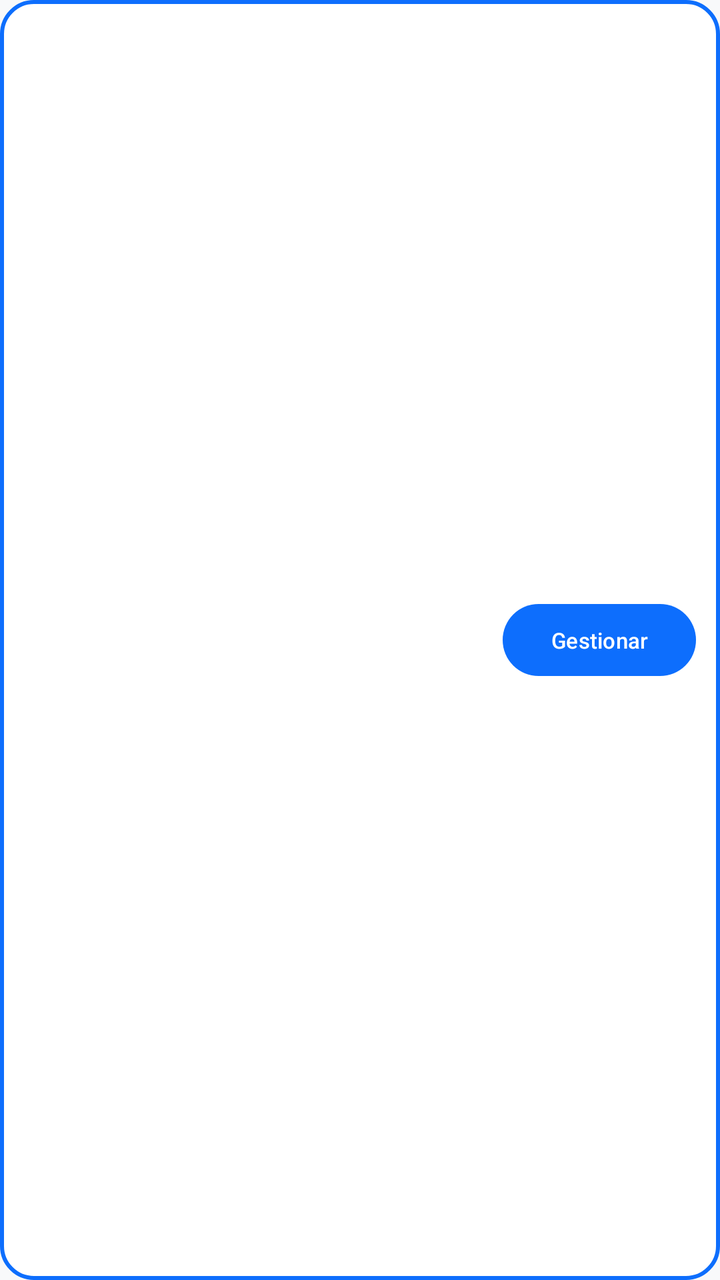
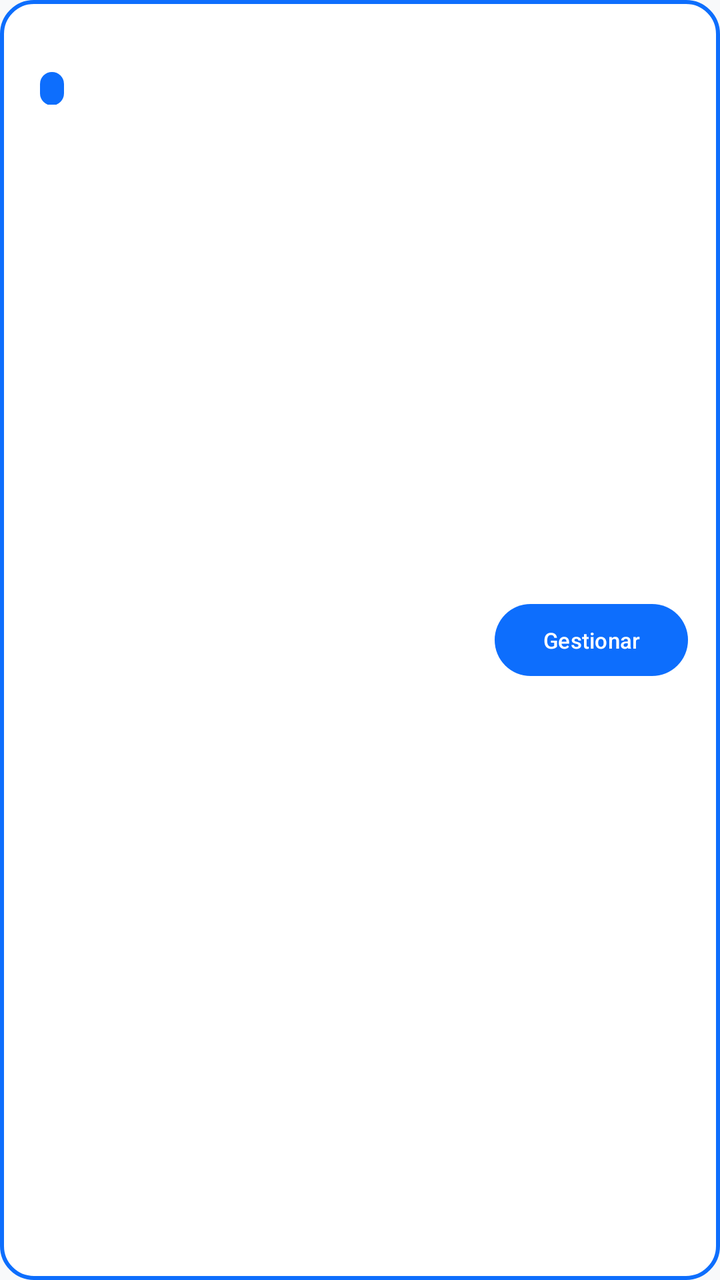

Two renders of the same Android screen: before a commit and after it. Below are the layout's source before the change and the commit's diff.
<!-- AndroidManifest.xml: application theme Theme.MyApplication -->
<!-- res/layout/item_subject.xml -->
<?xml version="1.0" encoding="utf-8"?>
<RelativeLayout xmlns:android="http://schemas.android.com/apk/res/android"
    xmlns:app="http://schemas.android.com/apk/res-auto"
    android:layout_width="match_parent"
    android:layout_height="wrap_content"
    android:padding="12dp"
    android:layout_marginBottom="10dp"
    android:layout_marginHorizontal="2dp"
    android:background="@drawable/bg_list_item">

    <LinearLayout
        android:layout_width="wrap_content"
        android:layout_height="wrap_content"
        android:layout_alignParentStart="true"
        android:layout_toStartOf="@id/btnManage"
        android:orientation="vertical">

        <TextView
            android:id="@+id/tvSubjectName"
            android:layout_width="wrap_content"
            android:layout_height="wrap_content"
            android:textColor="?android:attr/textColorPrimary"
            android:textSize="16sp"
            android:textStyle="bold" />

        <LinearLayout
            android:layout_width="wrap_content"
            android:layout_height="wrap_content"
            android:orientation="horizontal">

            <TextView
                android:id="@+id/tvFaculty"
                android:layout_width="wrap_content"
                android:layout_height="wrap_content"
                android:textColor="?attr/colorPrimary"
                android:textSize="12sp"
                android:textStyle="italic" />

            <TextView
                android:id="@+id/tvSection"
                android:layout_width="wrap_content"
                android:layout_height="wrap_content"
                android:layout_marginStart="8dp"
                android:textColor="?android:attr/textColorSecondary"
                android:textSize="12sp"
                android:textStyle="bold" />
        </LinearLayout>

        <TextView
            android:id="@+id/tvFacility"
            android:layout_width="wrap_content"
            android:layout_height="wrap_content"
            android:textColor="?attr/colorPrimary"
            android:textSize="12sp"
            android:textStyle="bold"
            android:layout_marginTop="2dp"
            android:visibility="gone" />

        <TextView
            android:id="@+id/tvDescription"
            android:layout_width="wrap_content"
            android:layout_height="wrap_content"
            android:textColor="?android:attr/textColorSecondary"
            android:textSize="14sp"
            android:layout_marginTop="2dp" />
    </LinearLayout>

    <com.google.android.material.button.MaterialButton
        android:id="@+id/btnManage"
        style="@style/Widget.Material3.Button.TonalButton"
        android:layout_width="wrap_content"
        android:layout_height="36dp"
        android:layout_alignParentEnd="true"
        android:layout_centerVertical="true"
        android:text="Gestionar"
        android:textSize="11sp"
        android:textAllCaps="false"
        app:cornerRadius="18dp"
        android:insetTop="0dp"
        android:insetBottom="0dp"
        app:backgroundTint="?attr/colorPrimary"
        android:textColor="@color/white"/>

</RelativeLayout>
<!-- resources referenced by this layout -->
<resources>
  <color name="white">#FFFFFFFF</color>
  <!-- drawable bg_list_item (drawable) -->
  <?xml version="1.0" encoding="utf-8"?>
  <shape xmlns:android="http://schemas.android.com/apk/res/android">
      <solid android:color="?attr/colorSurface" />
      <stroke
          android:width="2dp"
          android:color="?attr/colorPrimary" />
      <corners android:radius="16dp" />
  </shape>
  <style name="Theme.MyApplication" parent="Base.Theme.MyApplication" />
  <style name="Base.Theme.MyApplication" parent="Theme.Material3.DayNight.NoActionBar">
          <item name="colorPrimary">@color/accent_blue</item>
          <item name="colorOnPrimary">@color/white</item>
          <item name="colorSecondary">@color/bs_secondary</item>
          <item name="android:statusBarColor">@color/bs_dark</item>
          <item name="android:windowBackground">@color/bs_light</item>
          <item name="colorSurface">@color/surface_light</item>
          <item name="materialCardViewStyle">@style/Widget.Bootstrap.Card</item>
          <item name="cardViewStyle">@style/Widget.Bootstrap.Card</item>
          <item name="alertDialogTheme">@style/Theme.MyApplication.Dialog</item>
      </style>
  <color name="accent_blue">#0d6efd</color>
  <color name="bs_secondary">#6c757d</color>
  <color name="bs_dark">#212529</color>
  <color name="bs_light">#f8f9fa</color>
  <color name="surface_light">#FFFFFF</color>
  <style name="Widget.Bootstrap.Card" parent="Widget.Material3.CardView.Outlined">
          <item name="cardBackgroundColor">?attr/colorSurface</item>
          <item name="cardCornerRadius">16dp</item>
          <item name="cardElevation">3dp</item>
          <item name="strokeColor">?attr/colorPrimary</item>
          <item name="strokeWidth">2dp</item>
          <item name="android:layout_margin">8dp</item>
      </style>
  <style name="Theme.MyApplication.Dialog" parent="ThemeOverlay.Material3.MaterialAlertDialog">
          <item name="shapeAppearanceOverlay">@style/ShapeAppearance.MyApplication.Dialog</item>
      </style>
  <style name="ShapeAppearance.MyApplication.Dialog" parent="ShapeAppearance.Material3.LargeComponent">
          <item name="cornerSize">20dp</item>
      </style>
</resources>

<!-- the commit's change to res/layout/item_subject.xml (unified diff, before → after) -->
@@ -12,7 +12,7 @@
         android:layout_width="wrap_content"
         android:layout_height="wrap_content"
         android:layout_alignParentStart="true"
-        android:layout_toStartOf="@id/btnManage"
+        android:layout_toStartOf="@id/layoutButtons"
         android:orientation="vertical">
 
         <TextView
@@ -26,7 +26,8 @@
         <LinearLayout
             android:layout_width="wrap_content"
             android:layout_height="wrap_content"
-            android:orientation="horizontal">
+            android:orientation="horizontal"
+            android:layout_marginTop="2dp">
 
             <TextView
                 android:id="@+id/tvFaculty"
@@ -41,9 +42,12 @@
                 android:layout_width="wrap_content"
                 android:layout_height="wrap_content"
                 android:layout_marginStart="8dp"
-                android:textColor="?android:attr/textColorSecondary"
-                android:textSize="12sp"
-                android:textStyle="bold" />
+                android:textSize="11sp"
+                android:textStyle="bold"
+                android:paddingHorizontal="6dp"
+                android:paddingVertical="1dp"
+                android:background="@drawable/bg_badge_primary"
+                android:textColor="@color/white" />
         </LinearLayout>
 
         <TextView
@@ -65,20 +69,52 @@
             android:layout_marginTop="2dp" />
     </LinearLayout>
 
-    <com.google.android.material.button.MaterialButton
-        android:id="@+id/btnManage"
-        style="@style/Widget.Material3.Button.TonalButton"
+    <LinearLayout
+        android:id="@+id/layoutButtons"
         android:layout_width="wrap_content"
-        android:layout_height="36dp"
+        android:layout_height="wrap_content"
         android:layout_alignParentEnd="true"
         android:layout_centerVertical="true"
-        android:text="Gestionar"
-        android:textSize="11sp"
-        android:textAllCaps="false"
-        app:cornerRadius="18dp"
-        android:insetTop="0dp"
-        android:insetBottom="0dp"
-        app:backgroundTint="?attr/colorPrimary"
-        android:textColor="@color/white"/>
+        android:orientation="horizontal">
+
+        <com.google.android.material.button.MaterialButton
+            android:id="@+id/btnManage"
+            style="@style/Widget.Material3.Button.TonalButton"
+            android:layout_width="wrap_content"
+            android:layout_height="36dp"
+            android:minHeight="0dp"
+            android:text="Gestionar"
+            android:textSize="11sp"
+            android:textAllCaps="false"
+            app:cornerRadius="18dp"
+            android:insetTop="0dp"
+            android:insetBottom="0dp"
+            app:backgroundTint="?attr/colorPrimary"
+            android:textColor="@color/white"
+            android:layout_marginEnd="4dp"/>
+
+        <com.google.android.material.button.MaterialButton
+            android:id="@+id/btnDeleteSubject"
+            style="@style/Widget.Material3.Button.TonalButton"
+            android:layout_width="36dp"
+            android:layout_height="36dp"
+            android:minHeight="0dp"
+            android:padding="0dp"
+            android:insetTop="0dp"
+            android:insetBottom="0dp"
+            android:insetLeft="0dp"
+            android:insetRight="0dp"
+            app:cornerRadius="18dp"
+            app:icon="@drawable/ic_delete"
+            app:iconGravity="textStart"
+            app:iconPadding="0dp"
+            app:iconSize="18dp"
+            app:backgroundTint="@color/bs_danger"
+            app:iconTint="@color/white"
+            android:layout_marginStart="4dp"
+            android:contentDescription="Desinscribir"
+            android:visibility="gone"/>
+
+    </LinearLayout>
 
 </RelativeLayout>
<!-- resource entries referenced after the edit -->
@@ -1,6 +1,13 @@
 <!-- resources referenced by this layout -->
 <resources>
+  <color name="bs_danger">#dc3545</color>
   <color name="white">#FFFFFFFF</color>
+  <!-- drawable bg_badge_primary (drawable) -->
+  <?xml version="1.0" encoding="utf-8"?>
+  <shape xmlns:android="http://schemas.android.com/apk/res/android">
+      <solid android:color="?attr/colorPrimary" />
+      <corners android:radius="10dp" />
+  </shape>
   <!-- drawable bg_list_item (drawable) -->
   <?xml version="1.0" encoding="utf-8"?>
   <shape xmlns:android="http://schemas.android.com/apk/res/android">
@@ -10,6 +17,16 @@
           android:color="?attr/colorPrimary" />
       <corners android:radius="16dp" />
   </shape>
+  <!-- drawable ic_delete (drawable) -->
+  <vector xmlns:android="http://schemas.android.com/apk/res/android"
+      android:width="24dp"
+      android:height="24dp"
+      android:viewportWidth="24"
+      android:viewportHeight="24">
+      <path
+          android:fillColor="#000000"
+          android:pathData="M6,19c0,1.1 0.9,2 2,2h8c1.1,0 2,-0.9 2,-2V7H6v12zM19,4h-3.5l-1,-1h-5l-1,1H5v2h14V4z" />
+  </vector>
   <style name="Theme.MyApplication" parent="Base.Theme.MyApplication" />
   <style name="Base.Theme.MyApplication" parent="Theme.Material3.DayNight.NoActionBar">
           <item name="colorPrimary">@color/accent_blue</item>
